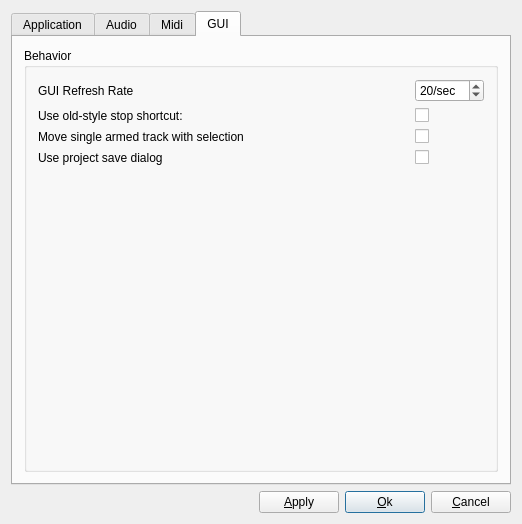
Before: the Qt Designer form oom/widgets/gensetbase.ui in ccherrett/oom, drawn with Qt 5.
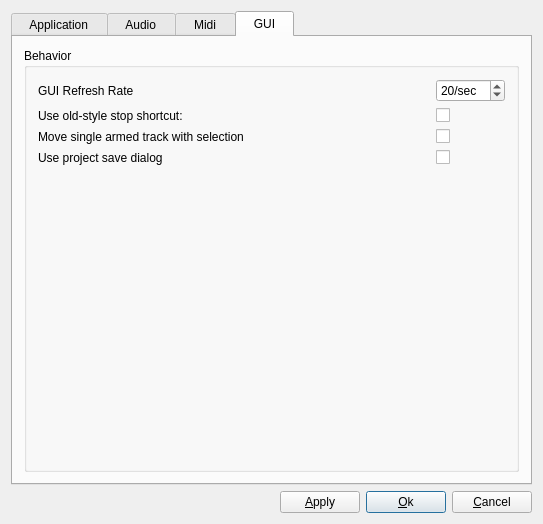
After: the same form once the commit is applied.

Commit message: Fixed tab text spacing

```diff
--- a/oom/widgets/gensetbase.ui
+++ b/oom/widgets/gensetbase.ui
@@ -6,7 +6,7 @@
    <rect>
     <x>0</x>
     <y>0</y>
-    <width>522</width>
+    <width>543</width>
     <height>518</height>
    </rect>
   </property>
@@ -33,7 +33,7 @@
      </property>
      <widget class="QWidget" name="TabPage">
       <attribute name="title">
-       <string>Application</string>
+       <string>  Application  </string>
       </attribute>
       <layout class="QGridLayout">
        <item row="1" column="0">
@@ -547,7 +547,7 @@
      </widget>
      <widget class="QWidget" name="tab">
       <attribute name="title">
-       <string>Audio</string>
+       <string>  Audio  </string>
       </attribute>
       <layout class="QGridLayout">
        <item row="0" column="0">
@@ -893,7 +893,7 @@
      </widget>
      <widget class="QWidget" name="tab2">
       <attribute name="title">
-       <string>Midi</string>
+       <string>  Midi  </string>
       </attribute>
       <layout class="QVBoxLayout">
        <property name="spacing">
@@ -1110,7 +1110,7 @@
      </widget>
      <widget class="QWidget" name="tab3">
       <attribute name="title">
-       <string>GUI</string>
+       <string>  GUI  </string>
       </attribute>
       <layout class="QVBoxLayout" name="verticalLayout_3">
        <property name="spacing">
```
The commit also changes 4 other files.
